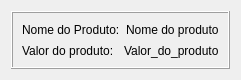
Qt form view/card_produto.ui (Michel3-01/Sistema_Loja_de_Roupas) before a commit.
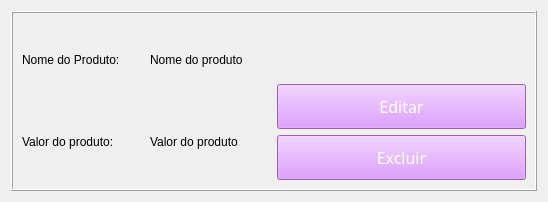
The same form after that commit.

Patch:
```diff
--- a/view/card_produto.ui
+++ b/view/card_produto.ui
@@ -6,14 +6,14 @@
    <rect>
     <x>0</x>
     <y>0</y>
-    <width>222</width>
-    <height>80</height>
+    <width>548</width>
+    <height>202</height>
    </rect>
   </property>
   <property name="windowTitle">
    <string>Form</string>
   </property>
-  <layout class="QHBoxLayout" name="horizontalLayout_4">
+  <layout class="QHBoxLayout" name="horizontalLayout_5">
    <item>
     <widget class="QFrame" name="frame">
      <property name="frameShape">
@@ -24,6 +24,8 @@
      </property>
      <layout class="QVBoxLayout" name="verticalLayout_3">
       <item>
+       <layout class="QHBoxLayout" name="horizontalLayout_4">
+        <item>
        <layout class="QHBoxLayout" name="horizontalLayout_3">
         <item>
          <layout class="QVBoxLayout" name="verticalLayout_2">
@@ -57,11 +59,68 @@
             <item>
              <widget class="QLabel" name="label_valor">
               <property name="text">
-               <string>Valor_do_produto</string>
+                 <string>Valor do produto</string>
               </property>
              </widget>
             </item>
            </layout>
+            </item>
+           </layout>
+          </item>
+         </layout>
+        </item>
+        <item>
+         <layout class="QVBoxLayout" name="verticalLayout">
+          <item>
+           <spacer name="verticalSpacer">
+            <property name="orientation">
+             <enum>Qt::Vertical</enum>
+            </property>
+            <property name="sizeHint" stdset="0">
+             <size>
+              <width>20</width>
+              <height>40</height>
+             </size>
+            </property>
+           </spacer>
+          </item>
+          <item>
+           <widget class="QPushButton" name="salvar_btn">
+            <property name="font">
+             <font>
+              <family>Impact</family>
+              <pointsize>12</pointsize>
+             </font>
+            </property>
+            <property name="styleSheet">
+             <string notr="true">background-color: rgb(214, 131, 255);
+color: rgb(255, 255, 255);
+padding: 10px;
+</string>
+            </property>
+            <property name="text">
+             <string>Editar</string>
+            </property>
+           </widget>
+          </item>
+          <item>
+           <widget class="QPushButton" name="cancelar_btn">
+            <property name="font">
+             <font>
+              <family>Impact</family>
+              <pointsize>12</pointsize>
+             </font>
+            </property>
+            <property name="styleSheet">
+             <string notr="true">background-color: rgb(214, 131, 255);
+color: rgb(255, 255, 255);
+padding: 10px;
+</string>
+            </property>
+            <property name="text">
+             <string>Excluir</string>
+            </property>
+           </widget>
           </item>
          </layout>
         </item>
```
Lines whose indentation alone changed are shown as unchanged.
